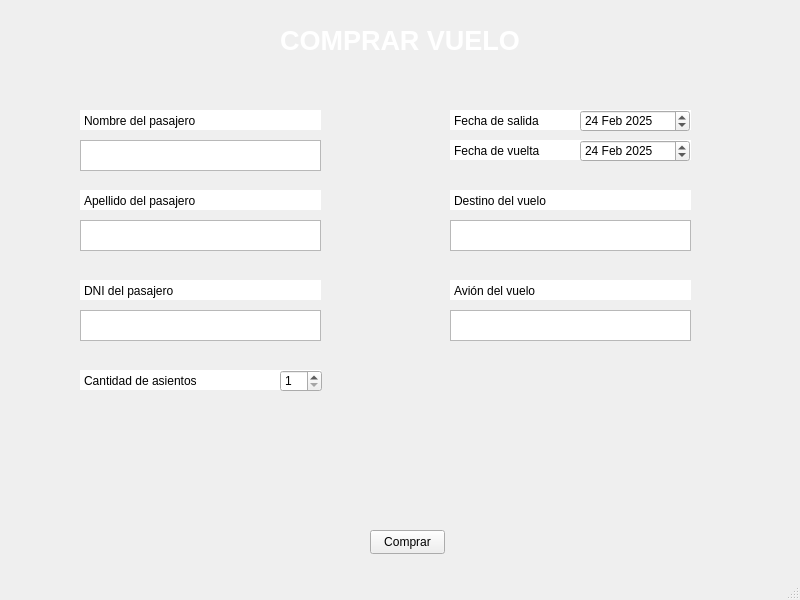
Old version of the form compras.ui in the repository ilopjim13/PersistenciaDatos_PyQT.
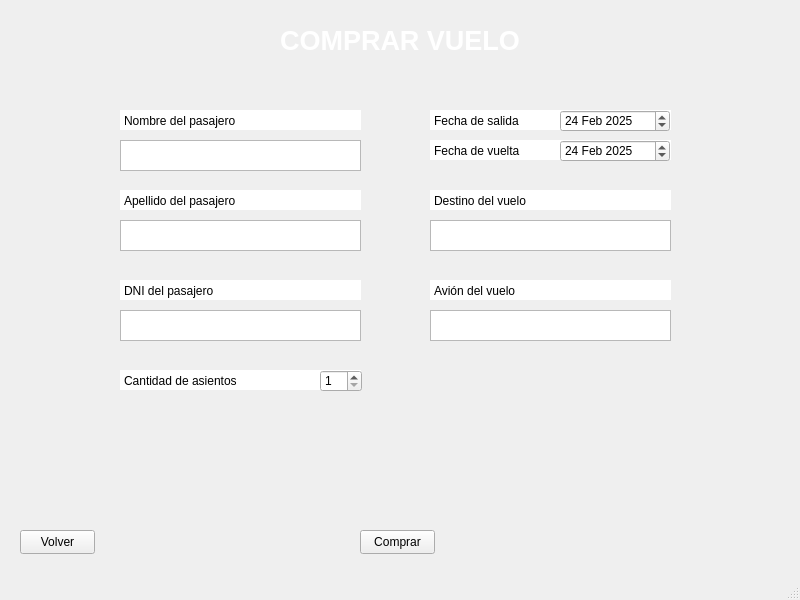
New version of the form. Icons and pictures are not drawn.

Commit message: compras y vuelos añadidos a Navigation

The edit to the form file:
```diff
--- a/compras.ui
+++ b/compras.ui
@@ -53,7 +53,7 @@
    <widget class="QTextEdit" name="te_nombre">
     <property name="geometry">
      <rect>
-      <x>80</x>
+      <x>120</x>
       <y>140</y>
       <width>241</width>
       <height>31</height>
@@ -63,7 +63,7 @@
    <widget class="QTextEdit" name="te_apellido">
     <property name="geometry">
      <rect>
-      <x>80</x>
+      <x>120</x>
       <y>220</y>
       <width>241</width>
       <height>31</height>
@@ -73,7 +73,7 @@
    <widget class="QSpinBox" name="bt_cantidad">
     <property name="geometry">
      <rect>
-      <x>280</x>
+      <x>320</x>
       <y>370</y>
       <width>42</width>
       <height>22</height>
@@ -86,7 +86,7 @@
    <widget class="QTextEdit" name="te_dni">
     <property name="geometry">
      <rect>
-      <x>80</x>
+      <x>120</x>
       <y>310</y>
       <width>241</width>
       <height>31</height>
@@ -96,7 +96,7 @@
    <widget class="QPushButton" name="boton_comprar">
     <property name="geometry">
      <rect>
-      <x>370</x>
+      <x>360</x>
       <y>530</y>
       <width>75</width>
       <height>24</height>
@@ -109,35 +109,8 @@
    <widget class="QDateEdit" name="fc_salida">
     <property name="geometry">
      <rect>
-      <x>580</x>
+      <x>560</x>
       <y>110</y>
-      <width>110</width>
-      <height>22</height>
-     </rect>
-    </property>
-    <property name="dateTime">
-     <datetime>
-      <hour>23</hour>
-      <minute>0</minute>
-      <second>0</second>
-      <year>2025</year>
-      <month>2</month>
-      <day>24</day>
-     </datetime>
-    </property>
-    <property name="date">
-     <date>
-      <year>2025</year>
-      <month>2</month>
-      <day>24</day>
-     </date>
-    </property>
-   </widget>
-   <widget class="QDateEdit" name="fc_vuelta">
-    <property name="geometry">
-     <rect>
-      <x>580</x>
-      <y>140</y>
       <width>110</width>
       <height>22</height>
      </rect>
@@ -160,10 +133,37 @@
      </date>
     </property>
    </widget>
+   <widget class="QDateEdit" name="fc_vuelta">
+    <property name="geometry">
+     <rect>
+      <x>560</x>
+      <y>140</y>
+      <width>110</width>
+      <height>22</height>
+     </rect>
+    </property>
+    <property name="dateTime">
+     <datetime>
+      <hour>21</hour>
+      <minute>0</minute>
+      <second>0</second>
+      <year>2025</year>
+      <month>2</month>
+      <day>24</day>
+     </datetime>
+    </property>
+    <property name="date">
+     <date>
+      <year>2025</year>
+      <month>2</month>
+      <day>24</day>
+     </date>
+    </property>
+   </widget>
    <widget class="QPlainTextEdit" name="plainTextEdit">
     <property name="geometry">
      <rect>
-      <x>80</x>
+      <x>120</x>
       <y>110</y>
       <width>241</width>
       <height>20</height>
@@ -203,7 +203,7 @@
    <widget class="QPlainTextEdit" name="plainTextEdit_2">
     <property name="geometry">
      <rect>
-      <x>80</x>
+      <x>120</x>
       <y>190</y>
       <width>241</width>
       <height>20</height>
@@ -243,7 +243,7 @@
    <widget class="QPlainTextEdit" name="plainTextEdit_3">
     <property name="geometry">
      <rect>
-      <x>80</x>
+      <x>120</x>
       <y>280</y>
       <width>241</width>
       <height>20</height>
@@ -283,7 +283,7 @@
    <widget class="QPlainTextEdit" name="plainTextEdit_4">
     <property name="geometry">
      <rect>
-      <x>450</x>
+      <x>430</x>
       <y>110</y>
       <width>241</width>
       <height>20</height>
@@ -323,7 +323,7 @@
    <widget class="QPlainTextEdit" name="plainTextEdit_5">
     <property name="geometry">
      <rect>
-      <x>450</x>
+      <x>430</x>
       <y>140</y>
       <width>241</width>
       <height>20</height>
@@ -363,7 +363,7 @@
    <widget class="QPlainTextEdit" name="plainTextEdit_6">
     <property name="geometry">
      <rect>
-      <x>80</x>
+      <x>120</x>
       <y>370</y>
       <width>241</width>
       <height>20</height>
@@ -403,7 +403,7 @@
    <widget class="QPlainTextEdit" name="pt_destino">
     <property name="geometry">
      <rect>
-      <x>450</x>
+      <x>430</x>
       <y>220</y>
       <width>241</width>
       <height>31</height>
@@ -413,7 +413,7 @@
    <widget class="QPlainTextEdit" name="pt_vuelo">
     <property name="geometry">
      <rect>
-      <x>450</x>
+      <x>430</x>
       <y>310</y>
       <width>241</width>
       <height>31</height>
@@ -423,7 +423,7 @@
    <widget class="QPlainTextEdit" name="plainTextEdit_7">
     <property name="geometry">
      <rect>
-      <x>450</x>
+      <x>430</x>
       <y>190</y>
       <width>241</width>
       <height>20</height>
@@ -463,7 +463,7 @@
    <widget class="QPlainTextEdit" name="plainTextEdit_8">
     <property name="geometry">
      <rect>
-      <x>450</x>
+      <x>430</x>
       <y>280</y>
       <width>241</width>
       <height>20</height>
@@ -500,6 +500,19 @@
      <bool>false</bool>
     </property>
    </widget>
+   <widget class="QPushButton" name="bt_volver">
+    <property name="geometry">
+     <rect>
+      <x>20</x>
+      <y>530</y>
+      <width>75</width>
+      <height>24</height>
+     </rect>
+    </property>
+    <property name="text">
+     <string>Volver</string>
+    </property>
+   </widget>
    <zorder>plainTextEdit_5</zorder>
    <zorder>plainTextEdit_4</zorder>
    <zorder>plainTextEdit_6</zorder>
```
Left out of the diff: 1 changed line with no effect on the pictures. The commit also changes 6 other files.
